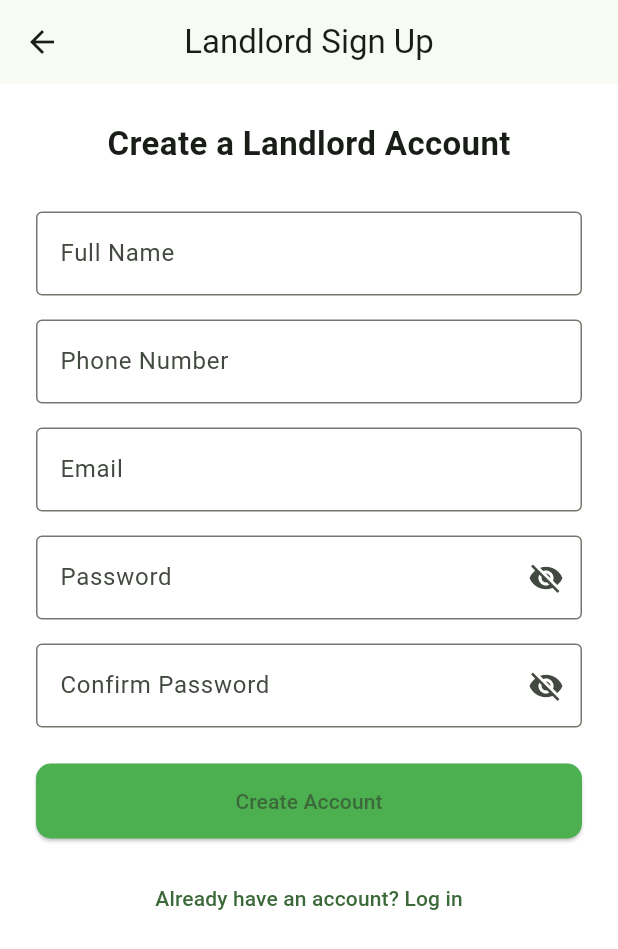
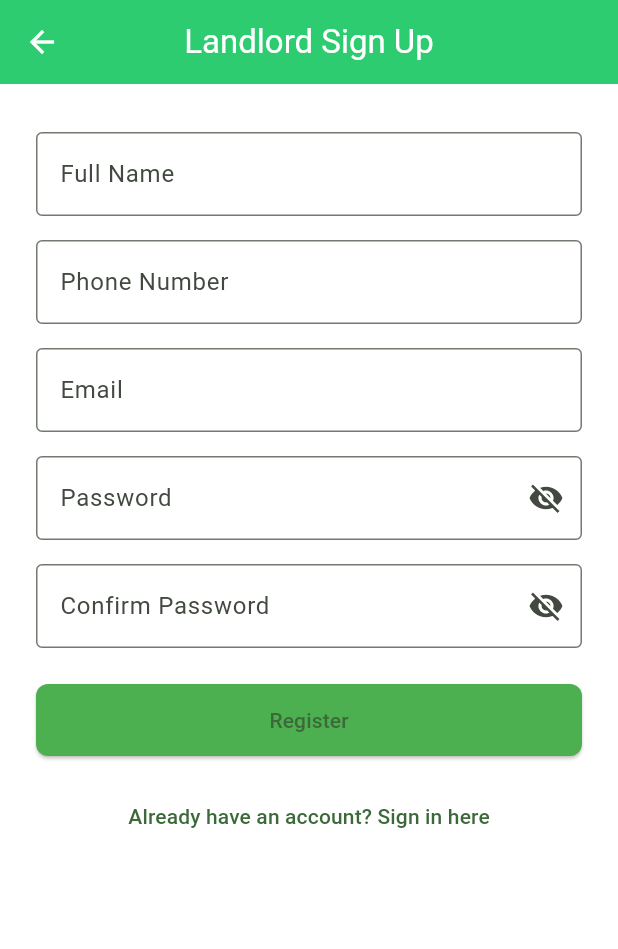
Before and after one commit to valuemaxcodershub/accommediary, a Flutter app: the LandlordSignupScreen screen opened by its route, on a phone screen of 412 x 824 dp. Shown: the top 949 px of the screen. Run offline on Flutter 3.47's test engine with Material 3 defaults, Android fonts, the phone set to English and light mode, and no system bars; our stand-ins replace cloud_firestore, firebase_auth, firebase_core, google_fonts, pin_code_fields; accounts and stored records are empty.

Commit message:
signup,signin and forget pass restyled

```diff
--- a/lib/landlord_signup_screen.dart
+++ b/lib/landlord_signup_screen.dart
@@ -1,5 +1,5 @@
+import 'package:firebase_auth/firebase_auth.dart';
 import 'package:flutter/material.dart';
-import 'package:firebase_auth/firebase_auth.dart';
 
 class LandlordSignupScreen extends StatefulWidget {
   const LandlordSignupScreen({super.key});
@@ -10,7 +10,6 @@ class LandlordSignupScreen extends StatefulWidget {
 
 class _LandlordSignupScreenState extends State<LandlordSignupScreen> {
   final _formKey = GlobalKey<FormState>();
-
   final _fullNameController = TextEditingController();
   final _phoneController = TextEditingController();
   final _emailController = TextEditingController();
@@ -34,28 +33,39 @@ class _LandlordSignupScreenState extends State<LandlordSignupScreen> {
   Future<void> _register() async {
     if (!_formKey.currentState!.validate()) return;
 
+    final email = _emailController.text.trim();
+    final password = _passwordController.text.trim();
+    final confirmPassword = _confirmPasswordController.text.trim();
+
+    if (password != confirmPassword) {
+      ScaffoldMessenger.of(context).showSnackBar(
+        const SnackBar(content: Text('Passwords do not match')),
+      );
+      return;
+    }
+
     setState(() => _isLoading = true);
 
     try {
-      final email = _emailController.text.trim();
-      final password = _passwordController.text.trim();
+      await FirebaseAuth.instance.createUserWithEmailAndPassword(
+        email: email,
+        password: password,
+      );
 
-      final userCredential = await FirebaseAuth.instance
-          .createUserWithEmailAndPassword(email: email, password: password);
-
-      await userCredential.user?.sendEmailVerification();
+      await FirebaseAuth.instance.currentUser?.sendEmailVerification();
 
       if (!mounted) return;
+
       ScaffoldMessenger.of(context).showSnackBar(
         const SnackBar(
-            content: Text("Verification email sent. Please check your inbox.")),
+            content: Text('Verification email sent. Please check your inbox.')),
       );
 
       Navigator.pushReplacementNamed(context, '/landlord_verify_email');
     } on FirebaseAuthException catch (e) {
       if (!mounted) return;
       ScaffoldMessenger.of(context).showSnackBar(
-        SnackBar(content: Text(e.message ?? "Registration failed")),
+        SnackBar(content: Text(e.message ?? 'Something went wrong')),
       );
     } finally {
       if (mounted) {
@@ -68,34 +78,35 @@ class _LandlordSignupScreenState extends State<LandlordSignupScreen> {
   Widget build(BuildContext context) {
     return Scaffold(
       appBar: AppBar(
-        leading: BackButton(onPressed: () => Navigator.pop(context)),
-        title: const Text("Landlord Sign Up"),
+        backgroundColor: const Color(0xFF2ECC71),
+        elevation: 0,
+        leading: IconButton(
+          icon: const Icon(Icons.arrow_back, color: Colors.white),
+          onPressed: () => Navigator.pop(context),
+        ),
+        title: const Text(
+          'Landlord Sign Up',
+          style: TextStyle(color: Colors.white),
+        ),
         centerTitle: true,
       ),
       body: SafeArea(
         child: SingleChildScrollView(
-          padding: const EdgeInsets.all(24.0),
+          padding: const EdgeInsets.all(24),
           child: Form(
             key: _formKey,
             child: Column(
               children: [
-                const Text(
-                  "Create a Landlord Account",
-                  style: TextStyle(fontSize: 22, fontWeight: FontWeight.bold),
-                ),
-                const SizedBox(height: 30),
+                const SizedBox(height: 8),
                 TextFormField(
                   controller: _fullNameController,
                   decoration: const InputDecoration(
                     labelText: 'Full Name',
                     border: OutlineInputBorder(),
                   ),
-                  validator: (value) {
-                    if (value == null || value.trim().isEmpty) {
-                      return 'Full name is required';
-                    }
-                    return null;
-                  },
+                  validator: (value) => value == null || value.isEmpty
+                      ? 'Full name is required'
+                      : null,
                 ),
                 const SizedBox(height: 16),
                 TextFormField(
@@ -105,12 +116,9 @@ class _LandlordSignupScreenState extends State<LandlordSignupScreen> {
                     border: OutlineInputBorder(),
                   ),
                   keyboardType: TextInputType.phone,
-                  validator: (value) {
-                    if (value == null || value.trim().isEmpty) {
-                      return 'Phone number is required';
-                    }
-                    return null;
-                  },
+                  validator: (value) => value == null || value.isEmpty
+                      ? 'Phone number is required'
+                      : null,
                 ),
                 const SizedBox(height: 16),
                 TextFormField(
@@ -121,9 +129,10 @@ class _LandlordSignupScreenState extends State<LandlordSignupScreen> {
                   ),
                   keyboardType: TextInputType.emailAddress,
                   validator: (value) {
-                    if (value == null || value.isEmpty) {
+                    if (value == null || value.trim().isEmpty) {
                       return 'Email is required';
-                    } else if (!RegExp(r'\S+@\S+\.\S+').hasMatch(value)) {
+                    }
+                    if (!RegExp(r'\S+@\S+\.\S+').hasMatch(value)) {
                       return 'Enter a valid email';
                     }
                     return null;
@@ -174,7 +183,7 @@ class _LandlordSignupScreenState extends State<LandlordSignupScreen> {
                     ),
                   ),
                   validator: (value) {
-                    if (value != _passwordController.text) {
+                    if (value == null || value != _passwordController.text) {
                       return 'Passwords do not match';
                     }
                     return null;
@@ -183,18 +192,18 @@ class _LandlordSignupScreenState extends State<LandlordSignupScreen> {
                 const SizedBox(height: 24),
                 SizedBox(
                   width: double.infinity,
-                  height: 50,
+                  height: 48,
                   child: ElevatedButton(
                     onPressed: _isLoading ? null : _register,
                     style: ElevatedButton.styleFrom(
                       backgroundColor: Colors.green,
                       shape: RoundedRectangleBorder(
-                        borderRadius: BorderRadius.circular(10),
+                        borderRadius: BorderRadius.circular(8),
                       ),
                     ),
                     child: _isLoading
                         ? const CircularProgressIndicator(color: Colors.white)
-                        : const Text("Create Account"),
+                        : const Text('Register'),
                   ),
                 ),
                 const SizedBox(height: 16),
@@ -202,7 +211,7 @@ class _LandlordSignupScreenState extends State<LandlordSignupScreen> {
                   onPressed: () {
                     Navigator.pushReplacementNamed(context, '/landlord_login');
                   },
-                  child: const Text("Already have an account? Log in"),
+                  child: const Text("Already have an account? Sign in here"),
                 ),
               ],
             ),
```
Also changed, not shown: lib/landlord_forgot_password_screen.dart (+20 -2 lines), lib/landlord_login_screen.dart (+52 -62 lines).
